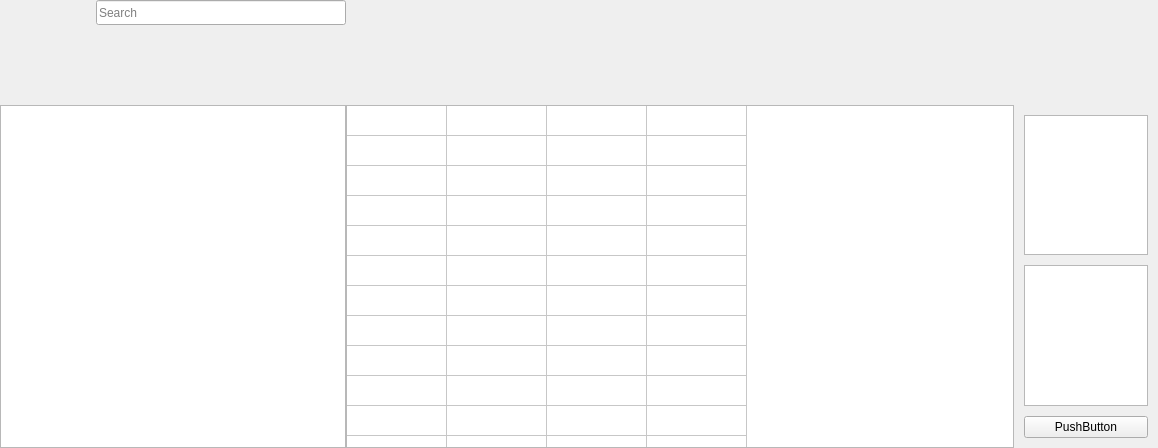
The window that GUI/mainwindow.ui (KuzloPavlo/Networker) describes before a commit, drawn with Qt 5.
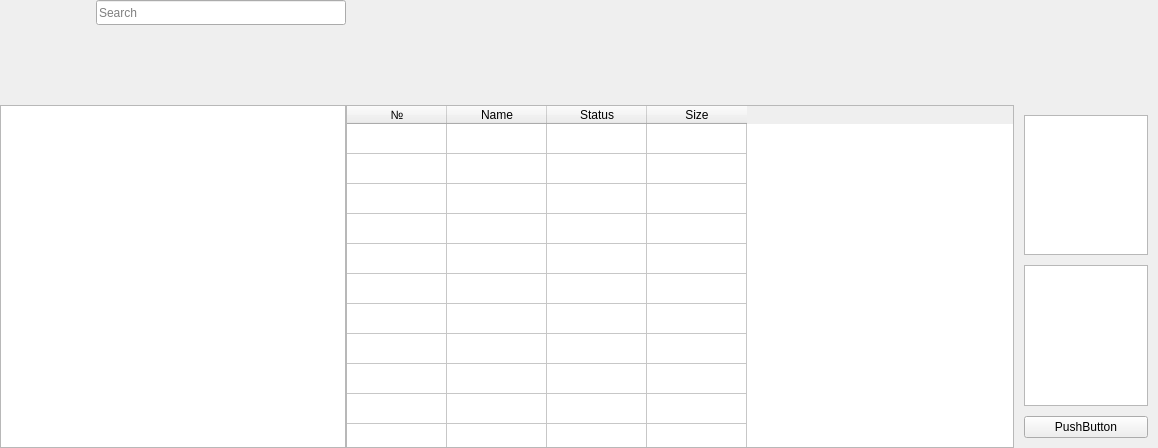
The same window after the commit. Icons and pictures are not drawn.

```diff
--- a/GUI/mainwindow.ui
+++ b/GUI/mainwindow.ui
@@ -91,7 +91,7 @@
              <number>24</number>
             </property>
             <attribute name="horizontalHeaderVisible">
-             <bool>false</bool>
+             <bool>true</bool>
             </attribute>
             <attribute name="verticalHeaderVisible">
              <bool>false</bool>
```
Left out of the diff: 10 changed lines with no effect on the pictures.
